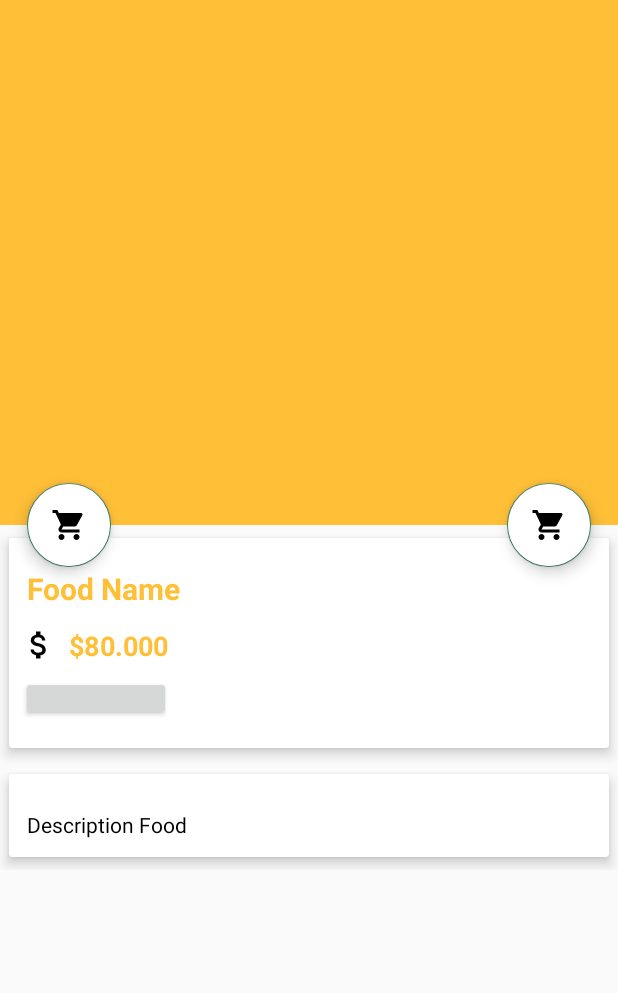
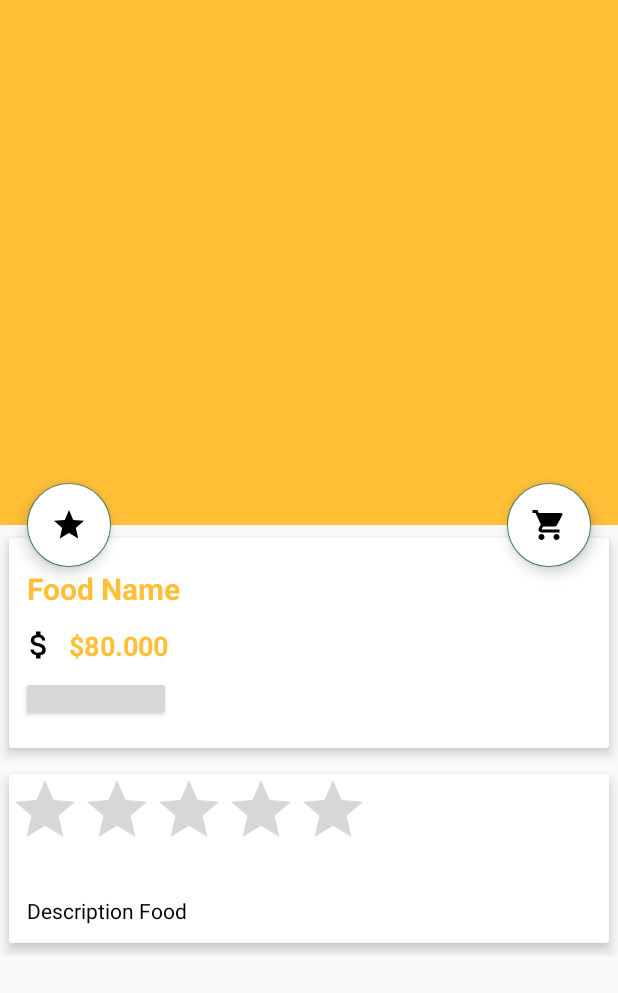
Before and after one commit to Liv4T/LaJaujaCliente, an Android app: the layout activity_food_detail.xml on its own in the app's theme, with its tools: preview values and no code run, on a phone screen of 412 x 824 dp. Shown: the top 993 px of the screen. Run offline under Robolectric (Android 15) with nearby library versions, the phone set to English and light mode, and no system bars; plain views replace ElegantNumberButton.

Commit message:
Se agrega favoritos desde SQLITE, se agrega el rating de cada comida sacando el ponderado de la cantidad de retroalimentaciones por cada comida

```diff
--- a/app/build.gradle
+++ b/app/build.gradle
@@ -63,5 +63,7 @@ dependencies {
     implementation 'io.paperdb:paperdb:2.1'
     implementation 'com.github.rey5137:material:1.2.4'
 
+    implementation 'com.stepstone.apprating:app-rating:2.0.0'
+
 
 }
--- /dev/null
+++ b/app/src/main/res/drawable/ic_star_black_24dp.xml
@@ -0,0 +1,9 @@
+<vector xmlns:android="http://schemas.android.com/apk/res/android"
+        android:width="24dp"
+        android:height="24dp"
+        android:viewportWidth="24.0"
+        android:viewportHeight="24.0">
+    <path
+        android:fillColor="#FF000000"
+        android:pathData="M12,17.27L18.18,21l-1.64,-7.03L22,9.24l-7.19,-0.61L12,2 9.19,8.63 2,9.24l5.46,4.73L5.82,21z"/>
+</vector>
--- a/app/src/main/res/layout/activity_food_detail.xml
+++ b/app/src/main/res/layout/activity_food_detail.xml
@@ -61,15 +61,15 @@
         />
 
     <com.google.android.material.floatingactionbutton.FloatingActionButton
-        android:id="@+id/btnCart2"
+        android:id="@+id/btnRating"
         android:layout_width="wrap_content"
         android:layout_height="wrap_content"
-        android:src="@drawable/ic_shopping_cart_black_24dp"
+        android:src="@drawable/ic_star_black_24dp"
         android:backgroundTint="@android:color/white"
         app:elevation="6dp"
         app:pressedTranslationZ="12dp"
         app:layout_anchor="@id/app_bar_layout"
-        app:layout_anchorGravity="bottom|left|end"
+        app:layout_anchorGravity="bottom|right|start"
         app:useCompatPadding="true"
         />
 
@@ -155,6 +155,19 @@
                 android:layout_height="wrap_content">
 
 
+            <LinearLayout
+                android:orientation="vertical"
+                android:layout_width="match_parent"
+                android:layout_height="wrap_content">
+
+                <RatingBar
+                    android:id="@+id/ratingBar"
+                    android:rating="0"
+                    android:max="5"
+                    android:isIndicator="true"
+                    android:layout_width="wrap_content"
+                    android:layout_height="wrap_content"/>
+
                 <TextView
                     android:id="@+id/food_description"
                     android:layout_marginTop="12dp"
@@ -165,6 +178,7 @@
                     android:textSize="14sp"
                     android:layout_width="wrap_content"
                     android:layout_height="wrap_content"/>
+            </LinearLayout>
 
             </androidx.cardview.widget.CardView>
 
```
Also changed, not shown: app/src/main/java/com/dybcatering/lajauja/Database/Database.java (+28 -0 lines), app/src/main/java/com/dybcatering/lajauja/FoodDetail.java (+102 -3 lines), app/src/main/java/com/dybcatering/lajauja/FoodList.java (+26 -2 lines), app/src/main/java/com/dybcatering/lajauja/Home.java (+5 -3 lines), app/src/main/java/com/dybcatering/lajauja/Model/Rating.java (added, +50 -0 lines), app/src/main/java/com/dybcatering/lajauja/ViewHolder/FoodViewHolder.java (+8 -1 lines), app/src/main/res/drawable/ic_favorite_black_24dp.xml (added, +9 -0 lines), app/src/main/res/drawable/ic_favorite_border_black_24dp.xml (added, +9 -0 lines), app/src/main/res/layout/food_item.xml (+29 -10 lines), app/src/main/res/values/styles.xml (+17 -0 lines), app/src/main/assets/databases/LaJaujaDB.db.
